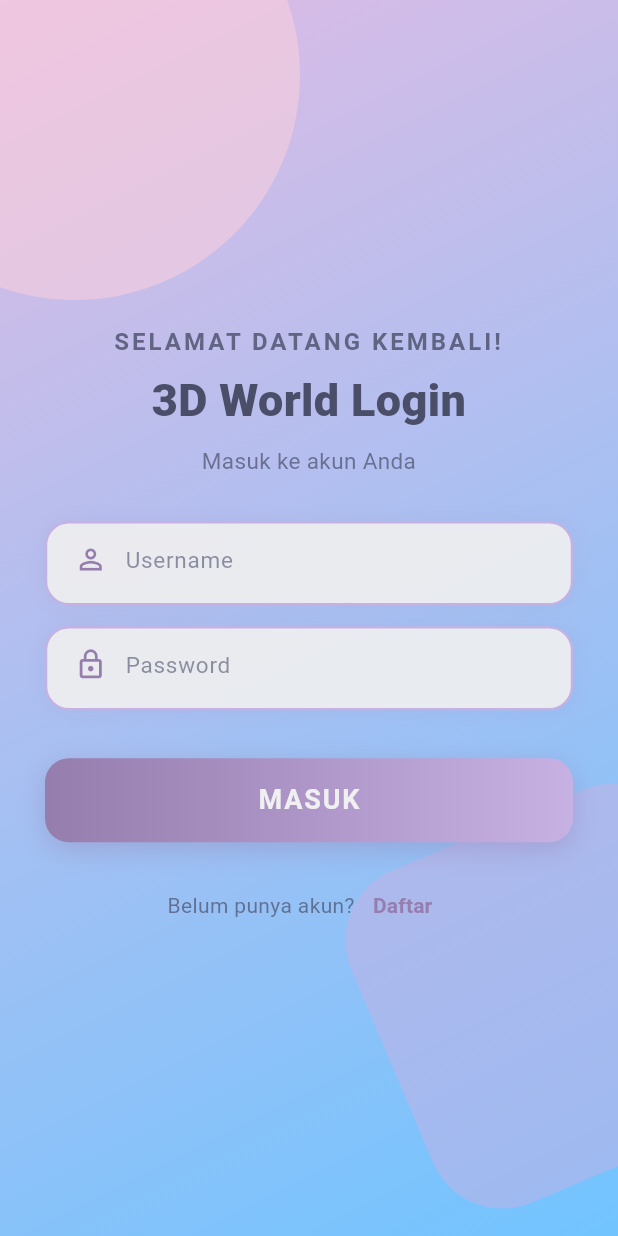
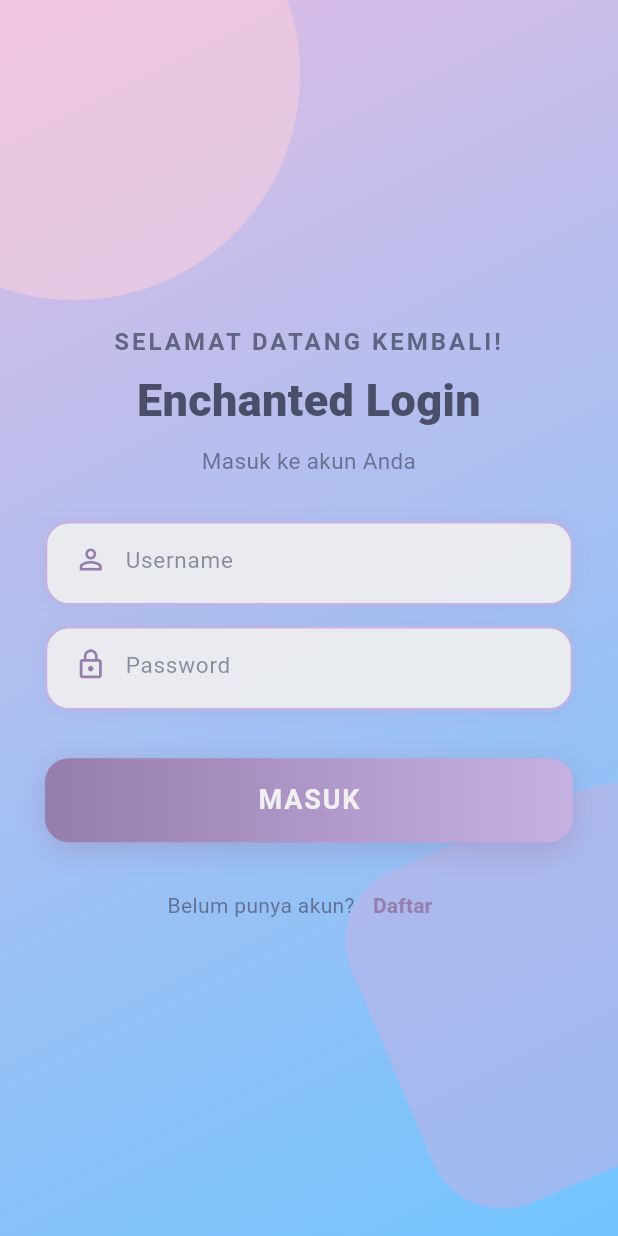
Before and after one commit to danryqi/mobile_disney, a Flutter app: the screen it shows after launch, after a tap on "MASUK", on a phone screen of 412 x 824 dp. Run offline on Flutter 3.47's test engine with Material 3 defaults, Android fonts, the phone set to English and light mode, and no system bars; our stand-ins replace flutter_local_notifications, flutter_map, geolocator, hive, hive_flutter, latlong2; missing offline and left inert: bcrypt; accounts and stored records are empty.

Commit message:
second commit

```diff
--- a/lib/views/landing.dart
+++ b/lib/views/landing.dart
@@ -95,7 +95,7 @@ class LandingView extends StatelessWidget {
                 mainAxisAlignment: MainAxisAlignment.center,
                 children: [
                   Text(
-                    "Jelajahi Dunia\n3D yang Lembut!",
+                    "Jelajahi Dunia\nDisney yang Menarik!",
                     textAlign: TextAlign.center,
                     style: TextStyle(
                       color: deepContrast, // Menggunakan warna kontras gelap
--- a/lib/views/login.dart
+++ b/lib/views/login.dart
@@ -280,7 +280,7 @@ class _LoginViewState extends State<LoginView> {
                     ),
                     const SizedBox(height: 6),
                     const Text(
-                      '3D World Login',
+                      'Enchanted Login',
                       textAlign: TextAlign.center,
                       style: TextStyle(
                         color: deepContrast, // Teks gelap
--- a/lib/views/profile.dart
+++ b/lib/views/profile.dart
@@ -23,7 +23,7 @@ class ProfileView extends StatelessWidget {
   void _logout(BuildContext context) async {
     await authController.logout();
     if (context.mounted) {
-      Navigator.pushReplacementNamed(context, '/');
+      Navigator.pushReplacementNamed(context, '/login');
     }
   }
 
--- a/lib/views/register.dart
+++ b/lib/views/register.dart
@@ -1,9 +1,6 @@
 import 'package:flutter/material.dart';
 import '../controllers/auth_controller.dart';
 
-// ------------------------------------------------------------------
-// PALET WARNA BARU (Soft Pastel untuk 3D World)
-// ------------------------------------------------------------------
 const Color softLavender = Color(0xFFE0BBE4);
 const Color palePink = Color(0xFFFFD1DC);
 const Color softBlue = Color.fromARGB(255, 113, 196, 255);
@@ -260,7 +257,7 @@ class _RegisterViewState extends State<RegisterView> {
                     ),
                     const SizedBox(height: 8),
                     const Text(
-                      '3D World Sign Up',
+                      'Enchanted Sign Up',
                       textAlign: TextAlign.center,
                       style: TextStyle(
                         color: deepContrast,
```
